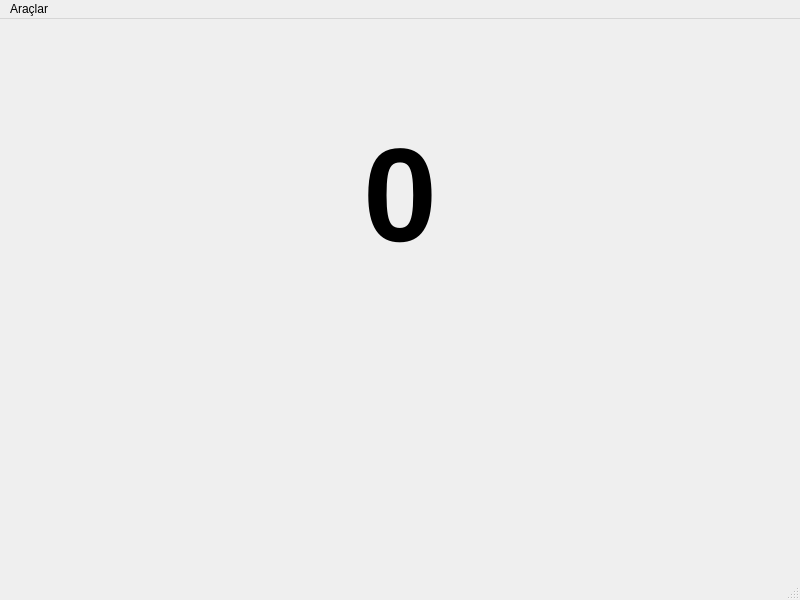
Qt form mainwindow.ui (emrullah-enis-ctnky/StopWatch-tr) before a commit.
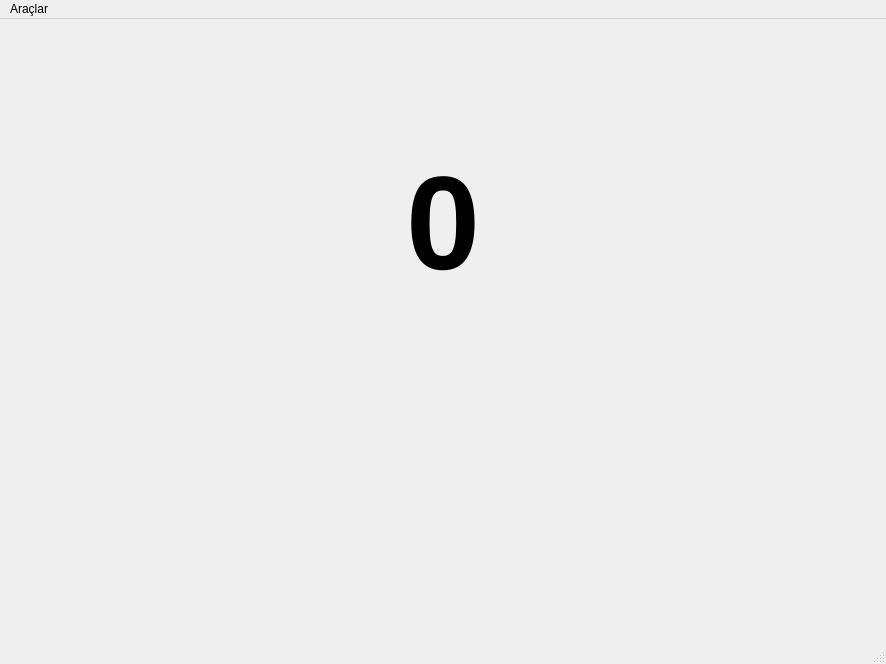
The same form after that commit. Icons and pictures are not drawn.

Commit message: Statusbar için ayarlamalar yapıldı.Anlık tarih ve zaman özellikleri eklendi

The edit to the form file:
```diff
--- a/mainwindow.ui
+++ b/mainwindow.ui
@@ -6,8 +6,8 @@
    <rect>
     <x>0</x>
     <y>0</y>
-    <width>800</width>
-    <height>600</height>
+    <width>886</width>
+    <height>664</height>
    </rect>
   </property>
   <property name="windowTitle">
@@ -15,20 +15,20 @@
   </property>
   <widget class="QWidget" name="centralwidget">
    <layout class="QGridLayout" name="gridLayout">
-    <item row="1" column="2">
-     <spacer name="horizontalSpacer_2">
+    <item row="0" column="1">
+     <spacer name="verticalSpacer_2">
       <property name="orientation">
-       <enum>Qt::Orientation::Horizontal</enum>
+       <enum>Qt::Orientation::Vertical</enum>
       </property>
       <property name="sizeHint" stdset="0">
        <size>
-        <width>40</width>
-        <height>20</height>
+        <width>20</width>
+        <height>40</height>
        </size>
       </property>
      </spacer>
     </item>
-    <item row="1" column="1">
+    <item row="1" column="1" rowspan="3">
      <layout class="QVBoxLayout" name="verticalLayout">
       <item>
        <widget class="QLabel" name="time">
@@ -128,7 +128,7 @@
       </item>
      </layout>
     </item>
-    <item row="1" column="0">
+    <item row="2" column="0">
      <spacer name="horizontalSpacer">
       <property name="orientation">
        <enum>Qt::Orientation::Horizontal</enum>
@@ -141,7 +141,7 @@
       </property>
      </spacer>
     </item>
-    <item row="2" column="1">
+    <item row="4" column="1">
      <spacer name="verticalSpacer">
       <property name="orientation">
        <enum>Qt::Orientation::Vertical</enum>
@@ -154,19 +154,69 @@
       </property>
      </spacer>
     </item>
-    <item row="0" column="1">
-     <spacer name="verticalSpacer_2">
+    <item row="2" column="2">
+     <spacer name="horizontalSpacer_2">
       <property name="orientation">
-       <enum>Qt::Orientation::Vertical</enum>
+       <enum>Qt::Orientation::Horizontal</enum>
       </property>
       <property name="sizeHint" stdset="0">
        <size>
-        <width>20</width>
-        <height>40</height>
+        <width>40</width>
+        <height>20</height>
        </size>
       </property>
      </spacer>
     </item>
+    <item row="4" column="2">
+     <widget class="QLabel" name="label_main_date">
+      <property name="sizePolicy">
+       <sizepolicy hsizetype="Expanding" vsizetype="Expanding">
+        <horstretch>0</horstretch>
+        <verstretch>0</verstretch>
+       </sizepolicy>
+      </property>
+      <property name="font">
+       <font>
+        <pointsize>14</pointsize>
+        <bold>true</bold>
+       </font>
+      </property>
+      <property name="styleSheet">
+       <string notr="true">color: rgb(255, 85, 0);</string>
+      </property>
+      <property name="text">
+       <string/>
+      </property>
+      <property name="alignment">
+       <set>Qt::AlignmentFlag::AlignCenter</set>
+      </property>
+     </widget>
+    </item>
+    <item row="4" column="0">
+     <widget class="QLabel" name="label_main_time">
+      <property name="sizePolicy">
+       <sizepolicy hsizetype="Expanding" vsizetype="Expanding">
+        <horstretch>0</horstretch>
+        <verstretch>0</verstretch>
+       </sizepolicy>
+      </property>
+      <property name="font">
+       <font>
+        <pointsize>14</pointsize>
+        <bold>true</bold>
+       </font>
+      </property>
+      <property name="styleSheet">
+       <string notr="true">color: rgb(255, 85, 0);</string>
+      </property>
+      <property name="text">
+       <string/>
+      </property>
+      <property name="alignment">
+       <set>Qt::AlignmentFlag::AlignCenter</set>
+      </property>
+     </widget>
+    </item>
    </layout>
   </widget>
   <widget class="QMenuBar" name="menubar">
@@ -174,7 +224,7 @@
     <rect>
      <x>0</x>
      <y>0</y>
-     <width>800</width>
+     <width>886</width>
      <height>22</height>
     </rect>
    </property>
@@ -186,7 +236,17 @@
    </widget>
    <addaction name="menuAra_lar"/>
   </widget>
-  <widget class="QStatusBar" name="statusbar"/>
+  <widget class="QStatusBar" name="statusbar">
+   <property name="font">
+    <font>
+     <pointsize>13</pointsize>
+     <bold>true</bold>
+    </font>
+   </property>
+   <property name="styleSheet">
+    <string notr="true">color: rgb(0, 170, 0);</string>
+   </property>
+  </widget>
   <action name="about">
    <property name="text">
     <string>Hakkında</string>
```
Left out of the diff: 8 changed lines with no effect on the pictures. The commit also changes 2 other files.
